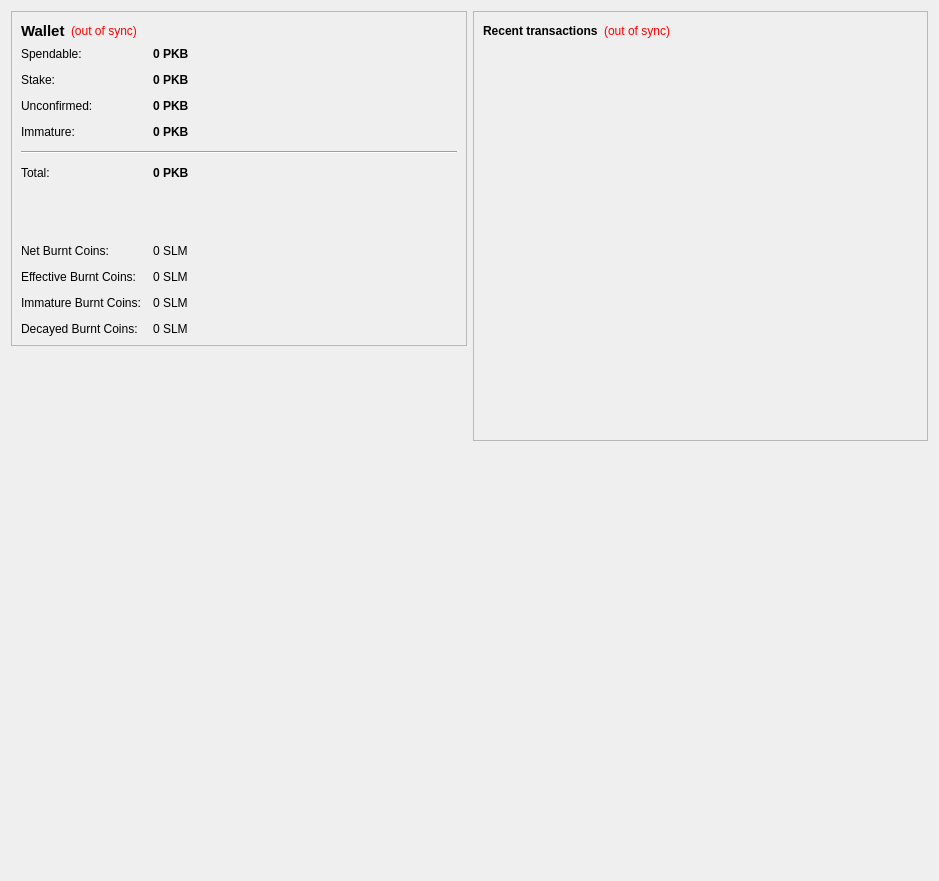
bitcrystal/BitcrystalSaphir, file src/qt/forms/overviewpage.ui: the form before one commit.
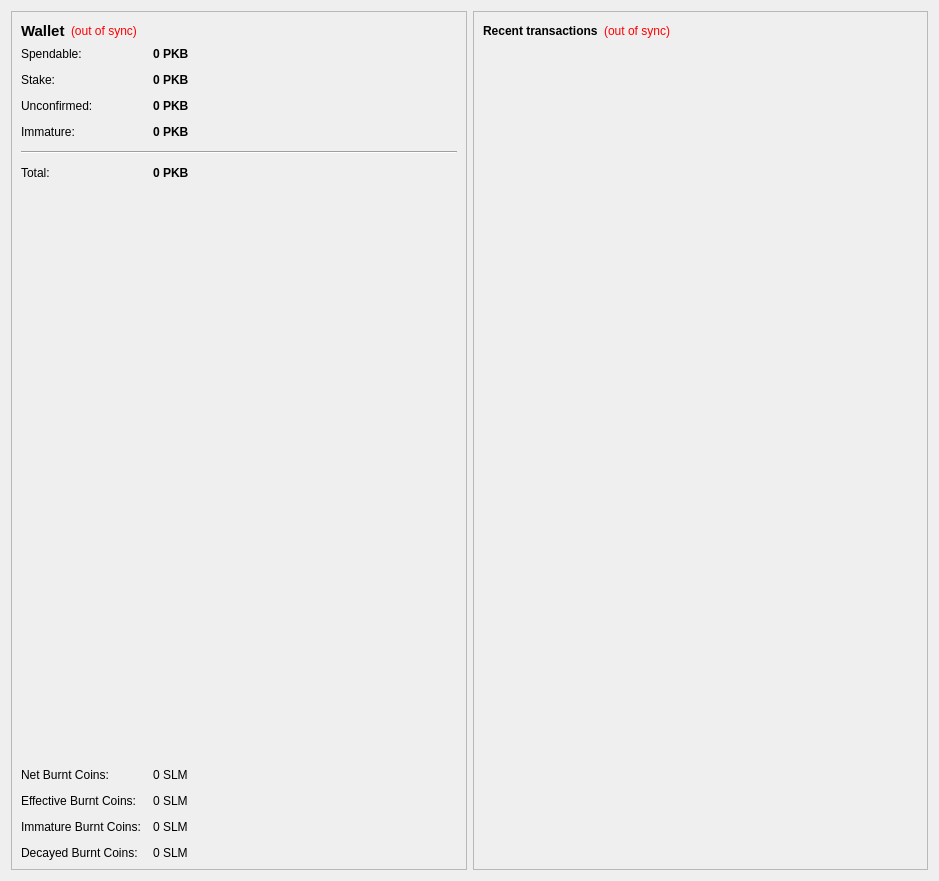
The form after the commit. Icons and pictures are not drawn.

```diff
--- a/src/qt/forms/overviewpage.ui
+++ b/src/qt/forms/overviewpage.ui
@@ -321,45 +321,6 @@
        </layout>
       </widget>
      </item>
-     <item>
-      <spacer name="verticalSpacer_4">
-       <property name="orientation">
-        <enum>Qt::Vertical</enum>
-       </property>
-       <property name="sizeHint" stdset="0">
-        <size>
-         <width>20</width>
-         <height>40</height>
-        </size>
-       </property>
-      </spacer>
-     </item>
-     <item>
-      <widget class="QLabel" name="label_2">
-       <property name="text">
-        <string/>
-       </property>
-       <property name="pixmap">
-        <pixmap resource="../bitcoin.qrc">:/images/Wallet_Logo</pixmap>
-       </property>
-       <property name="alignment">
-        <set>Qt::AlignCenter</set>
-       </property>
-      </widget>
-     </item>
-     <item>
-      <spacer name="verticalSpacer">
-       <property name="orientation">
-        <enum>Qt::Vertical</enum>
-       </property>
-       <property name="sizeHint" stdset="0">
-        <size>
-         <width>20</width>
-         <height>40</height>
-        </size>
-       </property>
-      </spacer>
-     </item>
     </layout>
    </item>
    <item>
@@ -435,19 +396,6 @@
        </layout>
       </widget>
      </item>
-     <item>
-      <spacer name="verticalSpacer_2">
-       <property name="orientation">
-        <enum>Qt::Vertical</enum>
-       </property>
-       <property name="sizeHint" stdset="0">
-        <size>
-         <width>20</width>
-         <height>40</height>
-        </size>
-       </property>
-      </spacer>
-     </item>
     </layout>
    </item>
   </layout>
```
Lines whose indentation alone changed are shown as unchanged.
